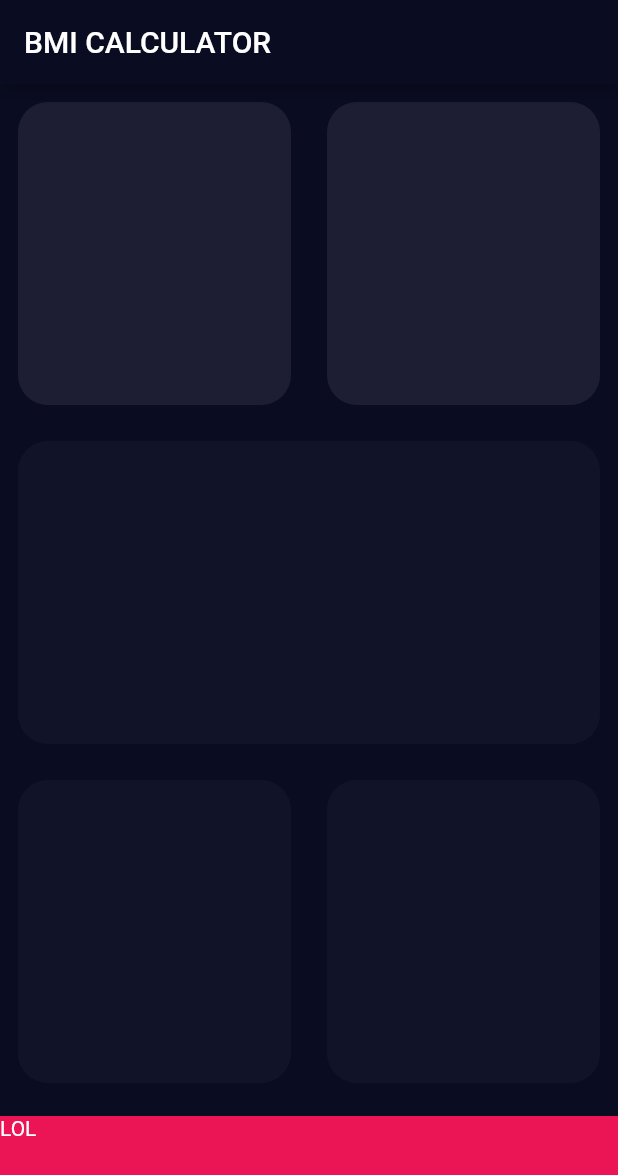
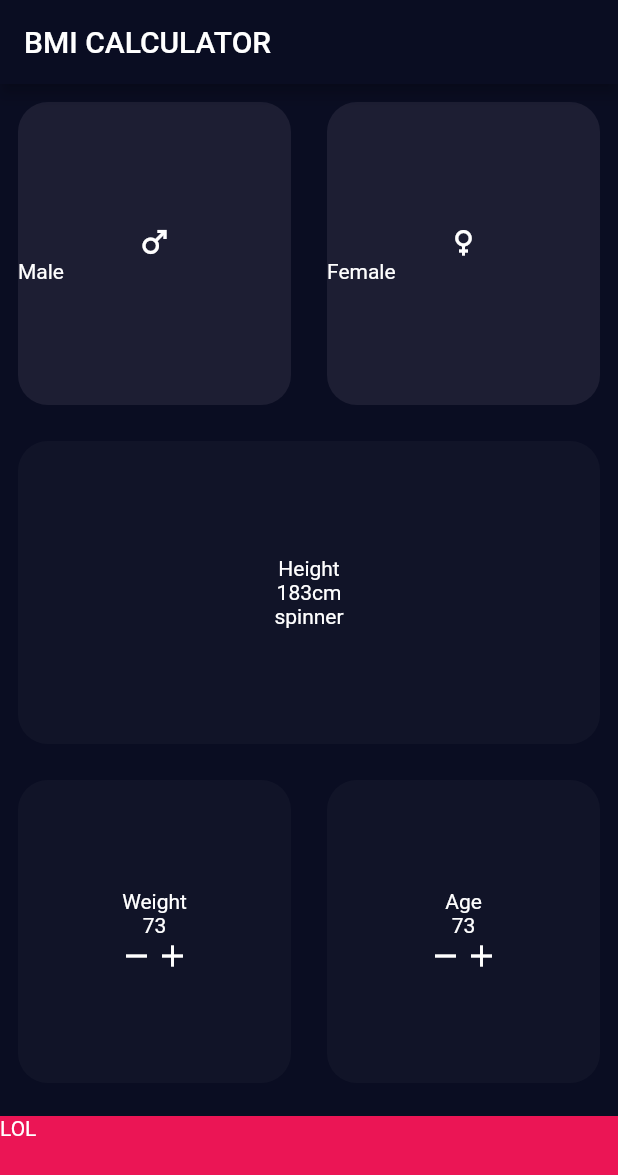
Before and after one commit to Itanik/BMI-Calculator-flutter, a Flutter app: the screen it shows after launch, on a phone screen of 412 x 824 dp. Shown: the top 1175 px of the screen. Run offline on Flutter 3.47's test engine with Material 2 defaults, Android fonts, the phone set to English and light mode, and no system bars.

Commit message:
Prepare content.

```diff
--- a/lib/pages/input_page.dart
+++ b/lib/pages/input_page.dart
@@ -1,3 +1,4 @@
+import 'package:flutter/cupertino.dart';
 import 'package:flutter/material.dart';
 
 const bottomContainerHeight = 80.0;
@@ -24,22 +25,28 @@ class _InputPageState extends State<InputPage> {
             children: [
               ExpandedCard(
                 bgColor: activeCardColor,
+                child: buildGenderButton(Icons.male, "Male"),
               ),
               ExpandedCard(
                 bgColor: activeCardColor,
+                child: buildGenderButton(Icons.female, "Female"),
               ),
             ],
           )),
           ExpandedCard(
+            child: buildHeightSpinner(),
             bgColor: inactiveCardColor,
           ),
           Expanded(
               child: Row(
+            crossAxisAlignment: CrossAxisAlignment.stretch,
             children: [
               ExpandedCard(
+                child: buildCounterCard("Weight"),
                 bgColor: inactiveCardColor,
               ),
               ExpandedCard(
+                child: buildCounterCard("Age"),
                 bgColor: inactiveCardColor,
               ),
             ],
@@ -52,16 +59,55 @@ class _InputPageState extends State<InputPage> {
           )
         ],
       ));
+
+  Widget buildGenderButton(IconData genderIcon, String genderText) => Column(
+        crossAxisAlignment: CrossAxisAlignment.stretch,
+        mainAxisAlignment: MainAxisAlignment.center,
+        children: [Icon(genderIcon), Text(genderText)],
+      );
+
+  Widget buildHeightSpinner() => Column(
+        crossAxisAlignment: CrossAxisAlignment.center,
+        mainAxisAlignment: MainAxisAlignment.center,
+        children: [
+          Text("Height"),
+          Row(
+            mainAxisAlignment: MainAxisAlignment.center,
+            children: [
+              Text("183"),
+              Text("cm"),
+            ],
+          ),
+          Text("spinner"),
+        ],
+      );
+
+  Widget buildCounterCard(String text) => Column(
+        mainAxisAlignment: MainAxisAlignment.center,
+        children: [
+          Text(text),
+          Text("73"),
+          Row(
+            mainAxisAlignment: MainAxisAlignment.center,
+            children: [
+              Icon(Icons.remove),
+              Icon(Icons.add),
+            ],
+          )
+        ],
+      );
 }
 
 class ExpandedCard extends StatelessWidget {
   final Color bgColor;
+  final Widget child;
 
-  ExpandedCard({required this.bgColor});
+  ExpandedCard({required this.bgColor, required this.child});
 
   @override
   Widget build(BuildContext context) => Expanded(
         child: Container(
+          child: child,
           margin: EdgeInsets.all(12.0),
           decoration: BoxDecoration(
             color: bgColor,
```
